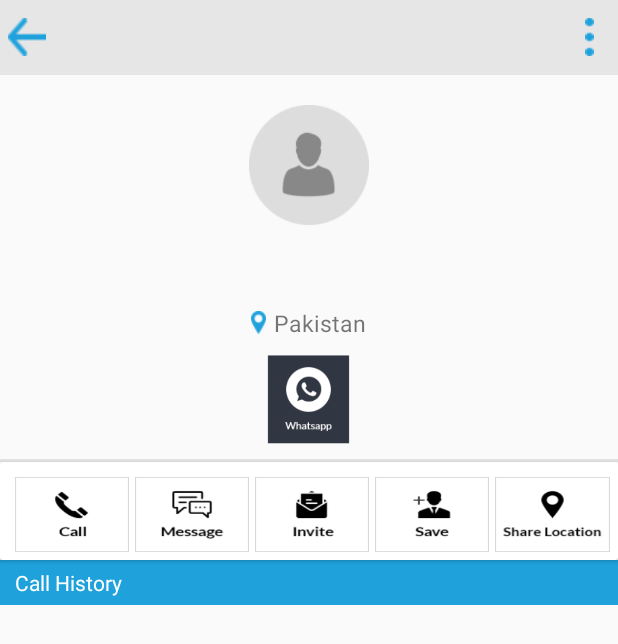
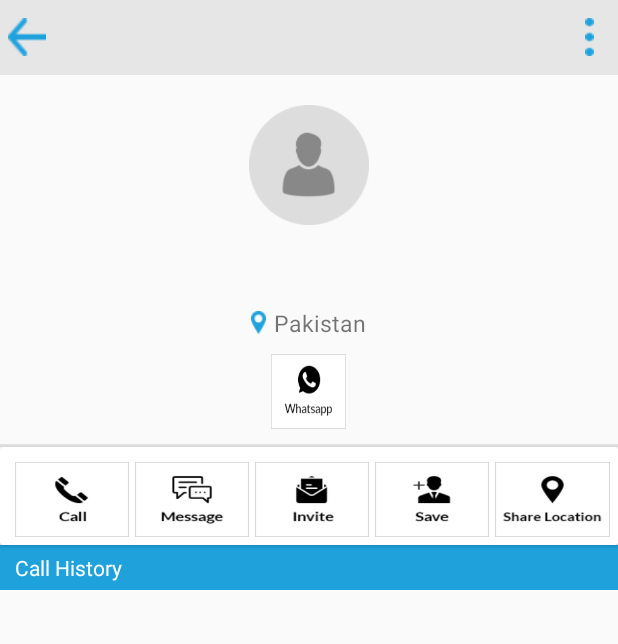
Before and after one commit to mmobin789/TrueCaller-Info, an Android app: the CallDetails screen opened directly, with no data from a screen before it, on a phone screen of 412 x 824 dp. Shown: the top 644 px of the screen. Run offline under Robolectric (Android 15) with nearby library versions, the phone set to English and light mode, and no system bars; libraries missing offline, so code that uses them is left out: io.nlopez.smartlocation; 7 statements that could not run were skipped.

Commit message:
Task 8 on hold.

```diff
--- a/app/src/main/res/layout/activity_call_details.xml
+++ b/app/src/main/res/layout/activity_call_details.xml
@@ -90,11 +90,11 @@
         </LinearLayout>
 
         <ImageView
-            android:layout_width="wrap_content"
-            android:layout_height="60dp"
+            android:layout_width="50dp"
+            android:layout_height="50dp"
             android:layout_marginTop="10dp"
-            android:onClick="openWhatsAppChat"
-            android:src="@drawable/whats_app_btn1" />
+            android:background="@drawable/wta_btn_back"
+            android:onClick="openWhatsAppChat" />
     </LinearLayout>
 
     <View
@@ -186,6 +186,7 @@
             android:layout_width="match_parent"
             android:layout_height="match_parent"
             android:scrollbarSize="5dp"
+            tools:listitem="@layout/call_details_row"
             android:scrollbarThumbVertical="@android:color/darker_gray"
             android:scrollbars="vertical" />
 
```
